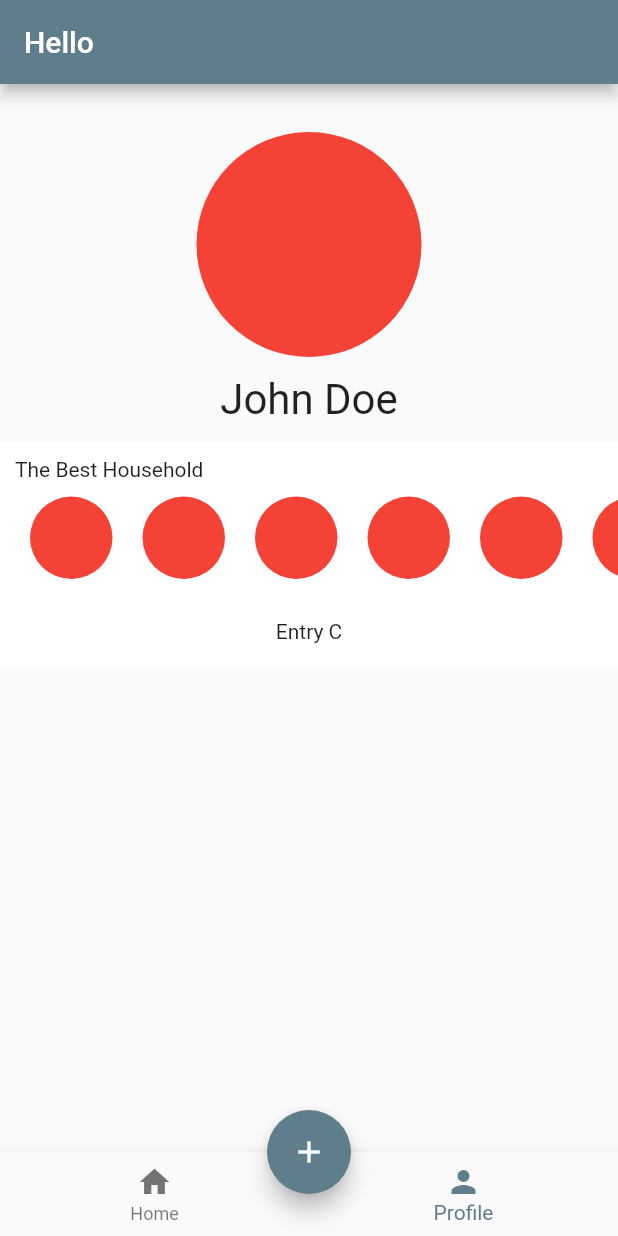
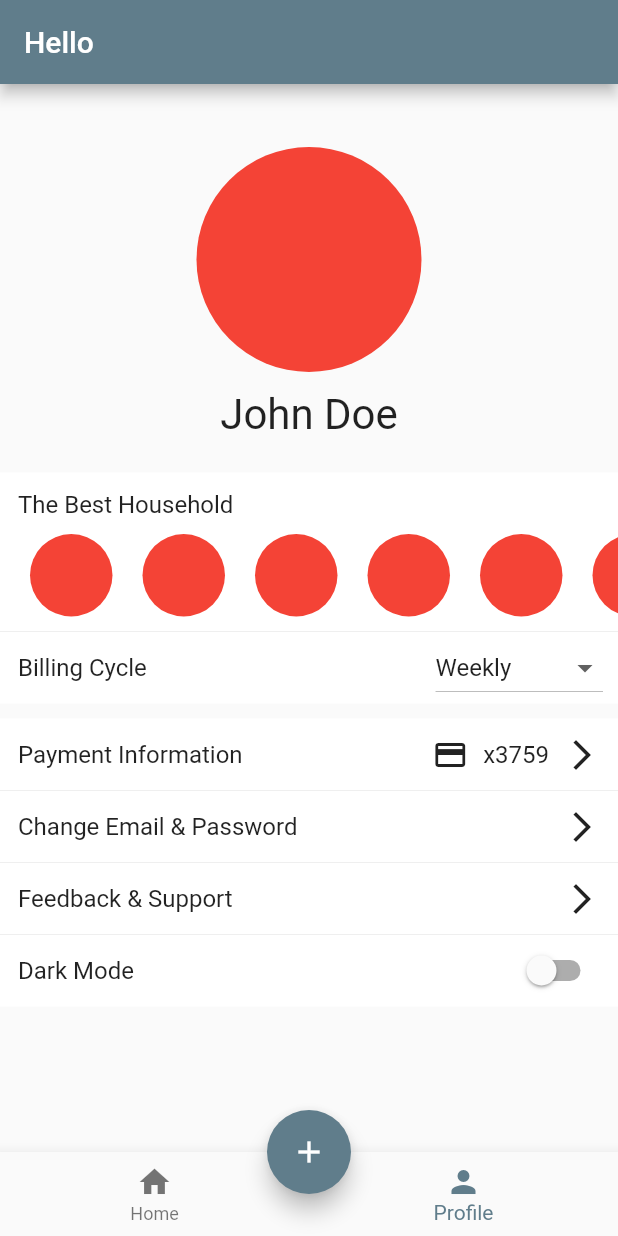
Before and after one commit to kungpaogao/nyf-mobile, a Flutter app: the screen it shows after launch, item 2 of the bottom bar chosen, on a phone screen of 412 x 824 dp. Run offline on Flutter 3.47's test engine with Material 2 defaults, Android fonts, the phone set to English and light mode, and no system bars.

Commit message:
Finished settings

```diff
--- /dev/null
+++ b/lib/components/dark_mode.dart
@@ -0,0 +1,39 @@
+import 'package:flutter/material.dart';
+import 'package:flutter/cupertino.dart';
+
+import 'package:flutter/material.dart';
+
+class MyThemes {
+  static final ThemeData lightTheme = ThemeData(
+    primaryColor: Colors.blueGrey,
+    brightness: Brightness.light,
+  );
+
+  static final ThemeData darkTheme = ThemeData(
+    primaryColor: Colors.blueGrey,
+    brightness: Brightness.dark,
+  );
+}
+
+class DarkMode extends StatefulWidget {
+  DarkMode({Key key}) : super(key: key);
+
+  @override
+  _DarkModeState createState() => _DarkModeState();
+}
+
+class _DarkModeState extends State<DarkMode> {
+  bool isDarkMode = false;
+
+  @override
+  Widget build(BuildContext context) {
+    return Switch(
+      value: isDarkMode,
+      onChanged: (value) {
+        setState(() {
+          isDarkMode = value;
+        });
+      },
+    );
+  }
+}
--- /dev/null
+++ b/lib/components/dark_mode_switch.dart
@@ -0,0 +1,2 @@
+import 'package:flutter/material.dart';
+import 'package:flutter/cupertino.dart';
--- a/lib/components/household_settings.dart
+++ b/lib/components/household_settings.dart
@@ -1,6 +1,7 @@
 import 'package:flutter/material.dart';
 import 'package:flutter/cupertino.dart';
 import 'package:nyf_mobile/components/user_icon.dart';
+import 'package:nyf_mobile/components/dark_mode.dart';
 
 class HouseholdSettings extends StatefulWidget {
   HouseholdSettings({Key key}) : super(key: key);
@@ -10,12 +11,7 @@ class HouseholdSettings extends StatefulWidget {
 }
 
 class _HouseholdSettingsState extends State<HouseholdSettings> {
-  List<String> household_names = <String>[
-    "Andrew",
-    "Shubham",
-    "Hannah",
-    "Dan",
-  ];
+  String dropdownValue = 'Weekly';
 
   @override
   Widget build(BuildContext context) {
@@ -24,11 +20,13 @@ class _HouseholdSettingsState extends State<HouseholdSettings> {
         Row(
           children: <Widget>[
             Expanded(
-              // padding: EdgeInsets.only(top: 12.0, bottom: 12.0),
               child: Container(
                 color: Colors.white,
-                padding: EdgeInsets.only(top: 10.0, left: 10.0, right: 10.0),
-                child: Text("The Best Household"),
+                padding: EdgeInsets.only(top: 12.0, left: 12.0, right: 12.0),
+                child: Text("The Best Household",
+                    style: TextStyle(
+                      fontSize: 16.0,
+                    )),
               ),
             ),
           ],
@@ -90,27 +88,120 @@ class _HouseholdSettingsState extends State<HouseholdSettings> {
             ],
           ),
         ),
+        Divider(
+          height: 0,
+        ),
         Container(
-          height: 50,
           color: Colors.white,
-          child: Center(child: Text('Entry C')),
+          child: Row(
+            mainAxisAlignment: MainAxisAlignment.spaceBetween,
+            children: <Widget>[
+              Container(
+                padding: EdgeInsets.all(12.0),
+                child: Text("Billing Cycle", style: TextStyle(fontSize: 16.0)),
+              ),
+              Container(
+                padding: EdgeInsets.only(right: 10.0),
+                child: DropdownButton<String>(
+                  value: dropdownValue,
+                  onChanged: (String newValue) {
+                    setState(() {
+                      dropdownValue = newValue;
+                    });
+                  },
+                  items: <String>['Immediately', 'Daily', 'Weekly', 'Monthly']
+                      .map<DropdownMenuItem<String>>((String value) {
+                    return DropdownMenuItem<String>(
+                      value: value,
+                      child: Text(value),
+                    );
+                  }).toList(),
+                ),
+              ),
+            ],
+          ),
+        ),
+        Container(
+          height: 10,
+        ),
+        Container(
+          color: Colors.white,
+          padding: EdgeInsets.all(12.0),
+          child: Row(
+            mainAxisAlignment: MainAxisAlignment.spaceBetween,
+            children: <Widget>[
+              Text("Payment Information", style: TextStyle(fontSize: 16.0)),
+              Row(
+                children: <Widget>[
+                  Icon(Icons.credit_card),
+                  Container(
+                    width: 10,
+                  ),
+                  Text("x3759", style: TextStyle(fontSize: 16.0)),
+                  Container(
+                    width: 10,
+                  ),
+                  Icon(Icons.arrow_forward_ios),
+                ],
+              )
+            ],
+          ),
+        ),
+        Divider(
+          height: 0.0,
+        ),
+        Container(
+          color: Colors.white,
+          padding: EdgeInsets.all(12.0),
+          child: Row(
+            mainAxisAlignment: MainAxisAlignment.spaceBetween,
+            children: <Widget>[
+              Text("Change Email & Password", style: TextStyle(fontSize: 16.0)),
+              Row(
+                children: <Widget>[
+                  Icon(Icons.arrow_forward_ios),
+                ],
+              )
+            ],
+          ),
+        ),
+        Divider(
+          height: 0,
+        ),
+        Container(
+          color: Colors.white,
+          padding: EdgeInsets.all(12.0),
+          child: Row(
+            mainAxisAlignment: MainAxisAlignment.spaceBetween,
+            children: <Widget>[
+              Text("Feedback & Support", style: TextStyle(fontSize: 16.0)),
+              Row(
+                children: <Widget>[
+                  Icon(Icons.arrow_forward_ios),
+                ],
+              )
+            ],
+          ),
+        ),
+        Divider(
+          height: 0,
+        ),
+        Container(
+          color: Colors.white,
+          padding: EdgeInsets.only(left: 12.0, right: 12.0),
+          child: Row(
+            mainAxisAlignment: MainAxisAlignment.spaceBetween,
+            children: <Widget>[
+              Text("Dark Mode", style: TextStyle(fontSize: 16.0)),
+              Row(
+                children: <Widget>[
+                  DarkMode(),
+                ],
+              )
+            ],
+          ),
         ),
       ],
     );
-
-    // return Container(
-    //   child: ListView.builder(
-    //     itemCount: entries.length,
-    //     itemBuilder: (BuildContext context, int index) {
-    //       return Container(
-    //         padding: EdgeInsets.all(16.0),
-    //         margin: EdgeInsets.only(bottom: 8.0, left: 8.0, right: 8.0),
-    //         height: 50,
-    //         color: Colors.white,
-    //         child: Text('${entries[index]}', style: TextStyle(fontSize: 16.0)),
-    //       );
-    //     },
-    //   ),
-    // );
   }
 }
--- a/lib/pages/home.dart
+++ b/lib/pages/home.dart
@@ -13,7 +13,7 @@ class HomePage extends StatelessWidget {
     return Column(
       children: <Widget>[
         Padding(
-          padding: EdgeInsets.all(16.0),
+          padding: EdgeInsets.all(20.0),
           child: BalanceCard(),
         ),
         Expanded(
--- a/lib/pages/profile.dart
+++ b/lib/pages/profile.dart
@@ -11,7 +11,10 @@ class ProfilePage extends StatelessWidget {
 
   Widget _buildProfile() {
     return Column(children: <Widget>[
-      ProfileBanner(),
+      Padding(
+        padding: EdgeInsets.all(10.0),
+        child: ProfileBanner(),
+      ),
       HouseholdSettings(),
     ]);
   }
```
